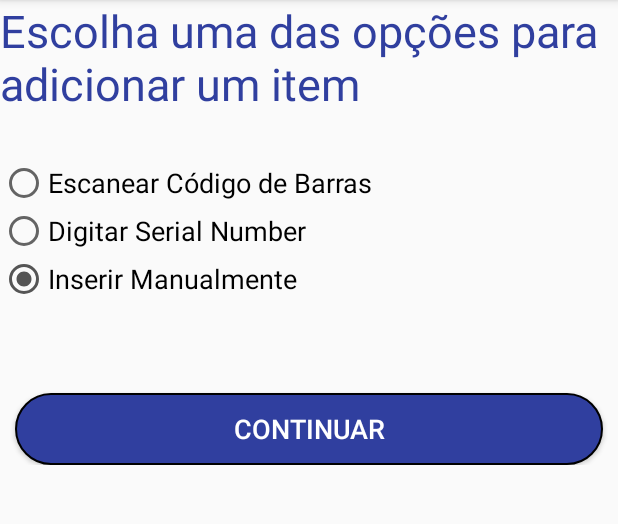
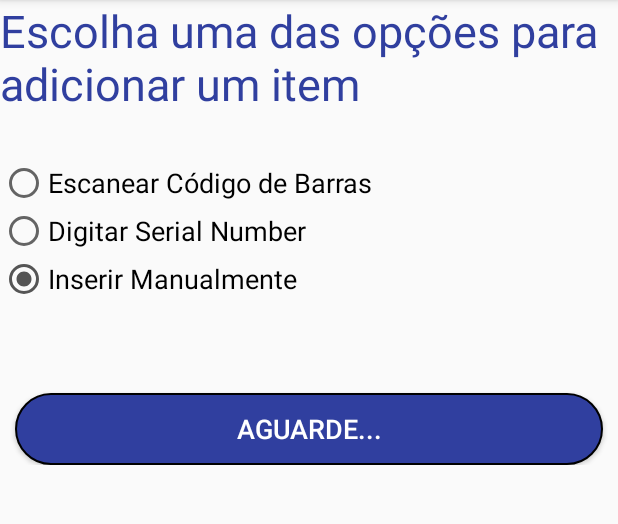
Before and after one commit to alexandreohara/data-collector, an Android app: the NewItemFragment screen opened through its navigation route, after a tap on "CONTINUAR", on a phone screen of 412 x 824 dp, the part 84-608 px from its top. Run offline under Robolectric (Android 15) with nearby library versions, the phone set to English and light mode, and no system bars; our stand-ins replace Room's generated code, data binding; libraries missing offline, so code that uses them is left out: android.arch.persistence, com.warkiz.widget; Roboto replaces fonts that are not available here; 3 other taps on this screen came first.

Commit message:
alteracao na chamada do onButtonClicked

```diff
--- a/app/src/main/java/com/example/alexandre/datacollector/NewItemFragment.kt
+++ b/app/src/main/java/com/example/alexandre/datacollector/NewItemFragment.kt
@@ -29,19 +29,28 @@ class NewItemFragment : Fragment() {
                               savedInstanceState: Bundle?): View? {
         binding = DataBindingUtil.inflate(inflater, R.layout.add_new_item, container, false)
 
+        // referencia do application que este fragmento está ligado para passar pro ViewModelProvider
+        val application = requireNotNull(this.activity).application
+        val dataSource = ItemDatabase.getInstance(application).itemDao()
+        val viewModelFactory = ItemViewModelFactory(dataSource, application)
+        var itemViewModel = activity?.run {
+            ViewModelProviders.of(this, viewModelFactory).get(ItemViewModel::class.java)
+        }
+
         // validacao dos campos antes da navegacao
-//        binding.t1ContinueButton.setOnClickListener { v ->
-//            if (binding.t1ScanRadio.isChecked && binding.t1ScanText.text.toString().trim() == "") {
-//                Toast.makeText(context, "Código de Barras é obrigatório!", Toast.LENGTH_SHORT).show()
-//            } else if (binding.t1SerialRadio.isChecked && binding.t1SerialText.text.toString().trim() == ""){
-//                Toast.makeText(context, "Serial Number é obrigatório!", Toast.LENGTH_SHORT).show()
-//            }else if (binding.t1RadioGroup.checkedRadioButtonId == -1){
-//                Toast.makeText(context, "Selecione uma das opções!", Toast.LENGTH_SHORT).show()
-//            } else {
-//                binding.t1ContinueButton.text = "Aguarde..."
-//                v.findNavController().navigate(R.id.action_newItemFragment_to_detailsFragment2)
-//            }
-//        }
+        binding.t1ContinueButton.setOnClickListener { v ->
+            if (binding.t1ScanRadio.isChecked && binding.t1ScanText.text.toString().trim() == "") {
+                Toast.makeText(context, "Código de Barras é obrigatório!", Toast.LENGTH_SHORT).show()
+            } else if (binding.t1SerialRadio.isChecked && binding.t1SerialText.text.toString().trim() == ""){
+                Toast.makeText(context, "Serial Number é obrigatório!", Toast.LENGTH_SHORT).show()
+            }else if (binding.t1RadioGroup.checkedRadioButtonId == -1){
+                Toast.makeText(context, "Selecione uma das opções!", Toast.LENGTH_SHORT).show()
+            } else {
+                binding.t1ContinueButton.text = "Aguarde..."
+                itemViewModel?.onButtonClicked()
+                //v.findNavController().navigate(R.id.action_newItemFragment_to_detailsFragment2)
+            }
+        }
 
         // listeners para mostrar/esconder campos de texto
         binding.t1ScanRadio.setOnClickListener {
@@ -57,14 +66,6 @@ class NewItemFragment : Fragment() {
         binding.t1ManualRadio.setOnClickListener {
             binding.t1SerialText.visibility = View.GONE
             binding.t1ScanText.visibility = View.GONE
-        }
-
-        // referencia do application que este fragmento está ligado para passar pro ViewModelProvider
-        val application = requireNotNull(this.activity).application
-        val dataSource = ItemDatabase.getInstance(application).itemDao()
-        val viewModelFactory = ItemViewModelFactory(dataSource, application)
-        var itemViewModel = activity?.run {
-            ViewModelProviders.of(this, viewModelFactory).get(ItemViewModel::class.java)
         }
 
             binding.itemViewModel = itemViewModel
--- a/app/src/main/res/layout/add_new_item.xml
+++ b/app/src/main/res/layout/add_new_item.xml
@@ -84,8 +84,7 @@
                 android:layout_marginRight="10dp"
                 android:text="@string/continue_button"
                 android:textAlignment="center"
-                android:textSize="18sp"
-                android:onClick="@{() -> itemViewModel.onButtonClicked()}"/>
+                android:textSize="18sp" />
 
         </RadioGroup>
     </ScrollView>
```
